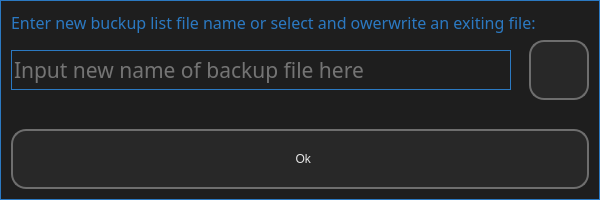
Old version of the form ui/ui_01_2__sel_buckup_file_name.ui in the repository il721/EasyBack.
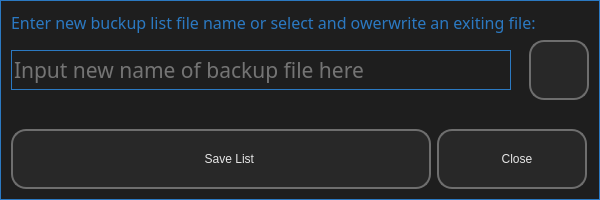
New version of the form. Icons and pictures are not drawn.

Commit message: Working on "Add Item.../Save List"

Diff of the .ui file:
```diff
--- a/ui/ui_01_2__sel_buckup_file_name.ui
+++ b/ui/ui_01_2__sel_buckup_file_name.ui
@@ -175,21 +175,29 @@
     </spacer>
    </item>
    <item>
-    <widget class="QPushButton" name="ok_01_2">
+    <layout class="QHBoxLayout" name="horizontalLayout_2">
+     <item>
+      <widget class="QPushButton" name="save_list">
      <property name="sizePolicy">
-      <sizepolicy hsizetype="Preferred" vsizetype="Preferred">
+        <sizepolicy hsizetype="Fixed" vsizetype="Fixed">
        <horstretch>0</horstretch>
        <verstretch>0</verstretch>
       </sizepolicy>
      </property>
      <property name="minimumSize">
       <size>
-       <width>60</width>
+         <width>420</width>
+         <height>60</height>
+        </size>
+       </property>
+       <property name="maximumSize">
+        <size>
+         <width>420</width>
        <height>60</height>
       </size>
      </property>
      <property name="text">
-      <string>  Ok</string>
+        <string>     Save List</string>
      </property>
      <property name="icon">
       <iconset resource="dop_win_rc.qrc">
@@ -202,6 +210,43 @@
       </size>
      </property>
     </widget>
+     </item>
+     <item>
+      <widget class="QPushButton" name="close">
+       <property name="sizePolicy">
+        <sizepolicy hsizetype="Fixed" vsizetype="Fixed">
+         <horstretch>0</horstretch>
+         <verstretch>0</verstretch>
+        </sizepolicy>
+       </property>
+       <property name="minimumSize">
+        <size>
+         <width>150</width>
+         <height>60</height>
+        </size>
+       </property>
+       <property name="maximumSize">
+        <size>
+         <width>150</width>
+         <height>60</height>
+        </size>
+       </property>
+       <property name="text">
+        <string>   Close</string>
+       </property>
+       <property name="icon">
+        <iconset resource="dop_win_rc.qrc">
+         <normaloff>:/icon/icons/GREY/main_menu.svg</normaloff>:/icon/icons/GREY/main_menu.svg</iconset>
+       </property>
+       <property name="iconSize">
+        <size>
+         <width>50</width>
+         <height>50</height>
+        </size>
+       </property>
+      </widget>
+     </item>
+    </layout>
    </item>
   </layout>
  </widget>
```
Left out of the diff: 2 changed lines with no effect on the pictures. Lines whose indentation alone changed are shown as unchanged. The commit also changes 5 other files.
